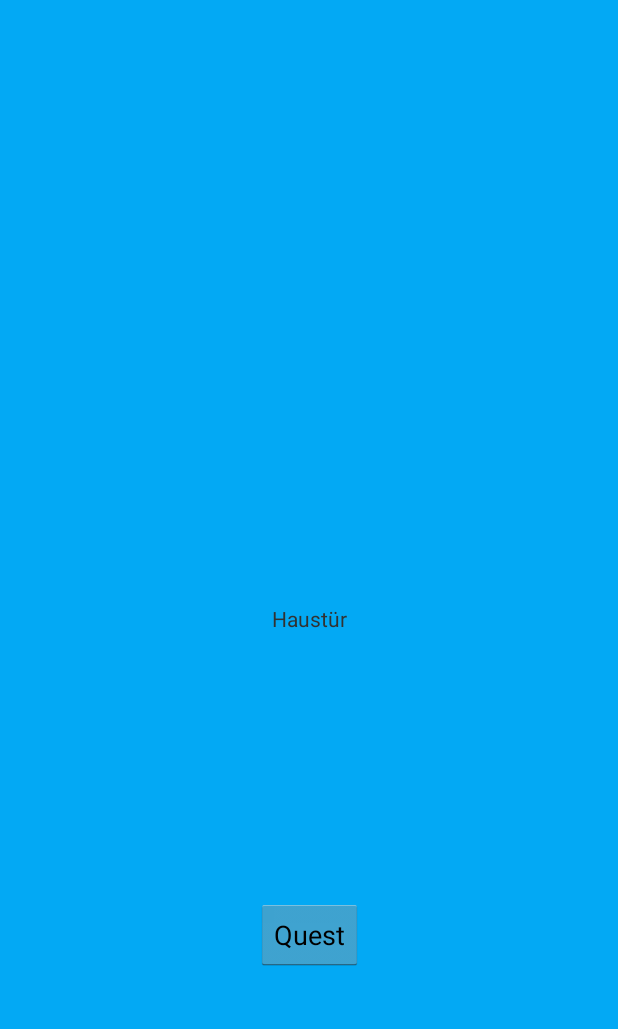
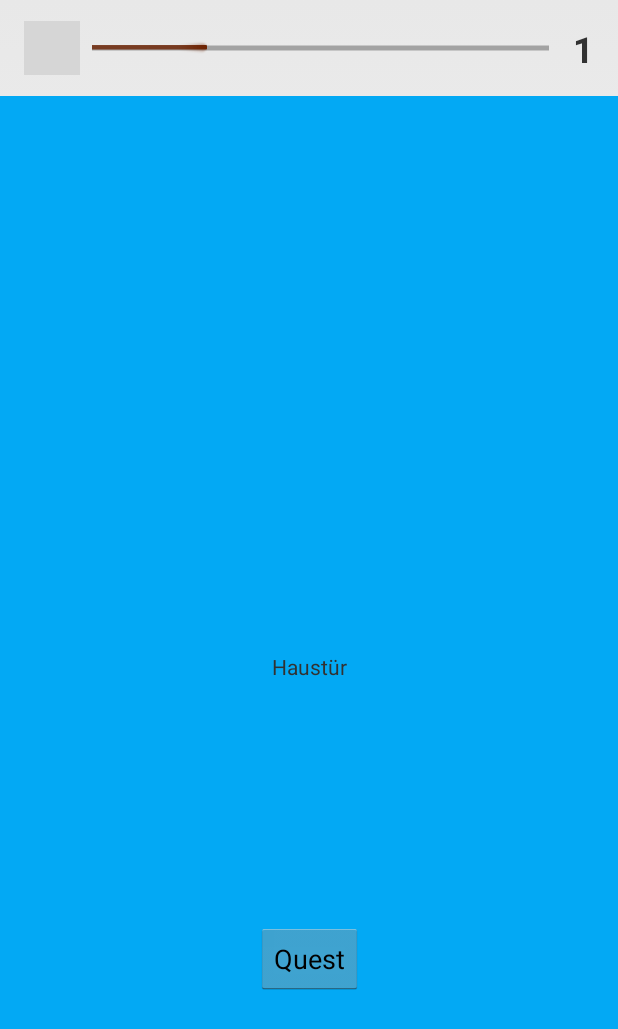
Before and after one commit to Fasust/quest_for_ultimate_hygiene, an Android app: the screen it shows after launch (MainActivity), on a phone screen of 412 x 824 dp. Shown: the top 1029 px of the screen. Run offline under Robolectric (Android 15) with nearby library versions, the phone set to English and light mode, and no system bars; grey boxes are pictures that could not be loaded.

Commit message:
Add EXP bar

```diff
--- a/app/build.gradle
+++ b/app/build.gradle
@@ -5,7 +5,7 @@ android {
     buildToolsVersion "29.0.2"
     defaultConfig {
         applicationId "com.questforultimatehygiene"
-        minSdkVersion 15
+        minSdkVersion 21
         targetSdkVersion 29
         versionCode 1
         versionName "1.0"
--- a/app/src/main/java/com/questforultimatehygiene/Kitchen.java
+++ b/app/src/main/java/com/questforultimatehygiene/Kitchen.java
@@ -1,14 +1,18 @@
 package com.questforultimatehygiene;
 
 import android.content.Context;
+import android.content.Intent;
 import android.net.Uri;
 import android.os.Bundle;
 
+import androidx.annotation.NonNull;
+import androidx.annotation.Nullable;
 import androidx.fragment.app.Fragment;
 
 import android.view.LayoutInflater;
 import android.view.View;
 import android.view.ViewGroup;
+import android.widget.Button;
 
 
 /**
@@ -66,6 +70,10 @@ public class Kitchen extends Fragment {
         return inflater.inflate(R.layout.fragment_kitchen, container, false);
     }
 
+    @Override
+    public void onViewCreated(View view, Bundle savedInstanceState) {
+
+    }
 
     /**
      * This interface must be implemented by activities that contain this
--- a/app/src/main/java/com/questforultimatehygiene/MainActivity.java
+++ b/app/src/main/java/com/questforultimatehygiene/MainActivity.java
@@ -1,19 +1,13 @@
 package com.questforultimatehygiene;
 
-import android.app.Activity;
-import android.content.Intent;
 import android.os.Bundle;
 
-import androidx.appcompat.app.AppCompatActivity;
 import androidx.fragment.app.FragmentActivity;
 import androidx.viewpager.widget.ViewPager;
-import com.questforultimatehygiene.ViewPagerAdapter;
 
-import android.view.View;
 import android.view.Menu;
 import android.view.MenuItem;
 import android.view.WindowManager;
-import android.widget.Button;
 
 public class MainActivity extends FragmentActivity {
 
--- a/app/src/main/res/layout/content_main.xml
+++ b/app/src/main/res/layout/content_main.xml
@@ -8,15 +8,56 @@
     tools:context=".MainActivity"
     tools:showIn="@layout/activity_main">
 
-    <LinearLayout
-        android:layout_width="match_parent"
-        android:layout_height="match_parent"
-        android:orientation="vertical">
+    <ImageView
+        android:id="@+id/imageView"
+        android:layout_width="37dp"
+        android:layout_height="36dp"
+        android:layout_marginStart="16dp"
+        android:layout_marginLeft="16dp"
+        android:src="@mipmap/toilet_paper"
+        app:layout_constraintBottom_toTopOf="@+id/viewPager"
+        app:layout_constraintStart_toStartOf="parent"
+        app:layout_constraintTop_toTopOf="parent" />
 
-        <androidx.viewpager.widget.ViewPager
-            android:id="@+id/viewPager"
-            android:layout_width="match_parent"
-            android:layout_height="match_parent" />
-    </LinearLayout>
+    <ProgressBar
+        android:id="@+id/progressBar3"
+        style="?android:attr/progressBarStyleHorizontal"
+        android:layout_width="0dp"
+        android:layout_height="16dp"
+        android:layout_marginStart="8dp"
+        android:layout_marginTop="24dp"
+        android:layout_marginEnd="16dp"
+        android:indeterminate="false"
+        android:progress="25"
+        android:progressTint="#6D2302"
+        app:layout_constraintEnd_toStartOf="@+id/textView2"
+        app:layout_constraintStart_toEndOf="@+id/imageView"
+        app:layout_constraintTop_toTopOf="parent" />
+
+    <androidx.viewpager.widget.ViewPager
+        android:id="@+id/viewPager"
+        android:layout_width="0dp"
+        android:layout_height="0dp"
+        android:layout_marginTop="24dp"
+        app:layout_constraintBottom_toBottomOf="parent"
+        app:layout_constraintEnd_toEndOf="parent"
+        app:layout_constraintHorizontal_bias="0.0"
+        app:layout_constraintStart_toStartOf="parent"
+        app:layout_constraintTop_toBottomOf="@+id/progressBar3">
+
+    </androidx.viewpager.widget.ViewPager>
+
+    <TextView
+        android:id="@+id/textView2"
+        android:layout_width="wrap_content"
+        android:layout_height="wrap_content"
+        android:layout_marginTop="16dp"
+        android:layout_marginEnd="16dp"
+        android:layout_marginRight="16dp"
+        android:text="1"
+        android:textSize="24sp"
+        android:textStyle="bold"
+        app:layout_constraintEnd_toEndOf="parent"
+        app:layout_constraintTop_toTopOf="parent" />
 
 </androidx.constraintlayout.widget.ConstraintLayout>
```
